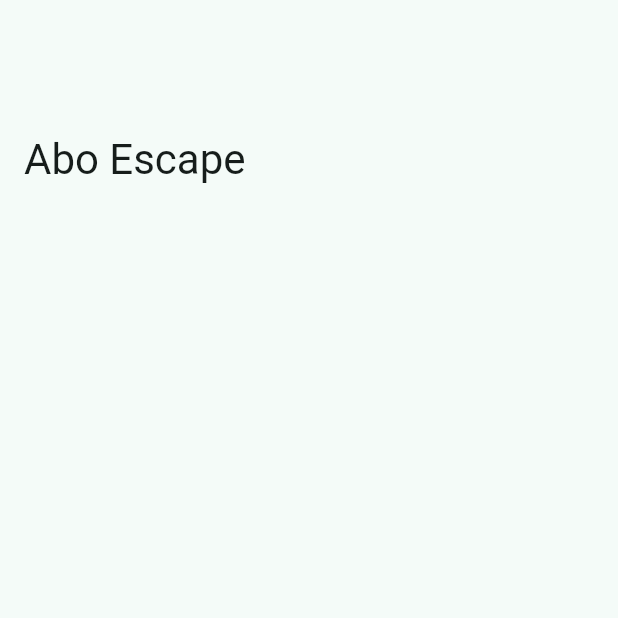
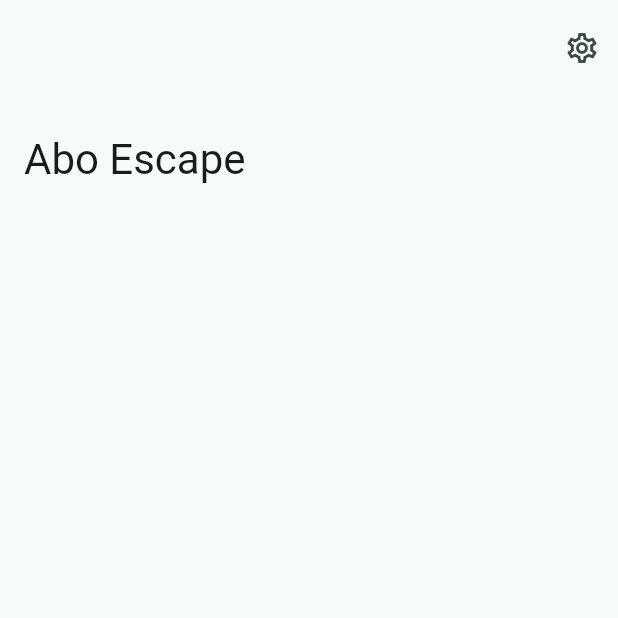
Before and after one commit to maestroDev3/AboEscape, a Flutter app: the screen it shows after launch, on a phone screen of 412 x 824 dp, the top half of it. Run offline on Flutter 3.47's test engine with Material 3 defaults, Android fonts, the phone set to English and light mode, and no system bars; our stand-ins replace shared_preferences; generated files the repository leaves out were written again.

```diff
--- a/lib/main.dart
+++ b/lib/main.dart
@@ -1,6 +1,7 @@
 import 'package:flutter/material.dart';
 import 'package:shared_preferences/shared_preferences.dart';
 
+import 'data/shared_preferences_settings_repository.dart';
 import 'data/shared_preferences_subscription_repository.dart';
 import 'ui/app.dart';
 
@@ -10,6 +11,7 @@ Future<void> main() async {
   runApp(
     AboEscapeApp(
       repository: SharedPreferencesSubscriptionRepository(preferences),
+      settings: SharedPreferencesSettingsRepository(preferences),
     ),
   );
 }
--- a/lib/ui/app.dart
+++ b/lib/ui/app.dart
@@ -1,6 +1,7 @@
 import 'package:flutter/material.dart';
 
 import '../domain/clock.dart';
+import '../domain/settings_repository.dart';
 import '../domain/subscription_repository.dart';
 import '../l10n/app_localizations.dart';
 import 'home_screen.dart';
@@ -11,11 +12,13 @@ import 'theme.dart';
 class AboEscapeApp extends StatelessWidget {
   const AboEscapeApp({
     required this.repository,
+    required this.settings,
     this.clock = DateTime.now,
     super.key,
   });
 
   final SubscriptionRepository repository;
+  final SettingsRepository settings;
   final Clock clock;
 
   @override
@@ -27,7 +30,11 @@ class AboEscapeApp extends StatelessWidget {
       themeMode: ThemeMode.system,
       localizationsDelegates: AppLocalizations.localizationsDelegates,
       supportedLocales: AppLocalizations.supportedLocales,
-      home: HomeScreen(repository: repository, clock: clock),
+      home: HomeScreen(
+        repository: repository,
+        settings: settings,
+        clock: clock,
+      ),
     );
   }
 }
--- a/lib/ui/format.dart
+++ b/lib/ui/format.dart
@@ -41,3 +41,8 @@ String formatAmountForInput(int cents, String locale) {
   final fraction = (cents % 100).toString().padLeft(2, '0');
   return '${cents ~/ 100}$separator$fraction';
 }
+
+/// Symbol of the currency [code] in [locale], e.g. `£` for `GBP`.
+String currencySymbol(String code, String locale) =>
+    NumberFormat.simpleCurrency(locale: _normalize(locale), name: code)
+        .currencySymbol;
--- a/lib/ui/home_screen.dart
+++ b/lib/ui/home_screen.dart
@@ -3,12 +3,14 @@ import 'package:flutter/material.dart';
 import '../domain/billing.dart';
 import '../domain/clock.dart';
 import '../domain/costs.dart';
+import '../domain/settings_repository.dart';
 import '../domain/subscription.dart';
 import '../domain/subscription_repository.dart';
 import '../l10n/app_localizations.dart';
 import 'cost_breakdown_screen.dart';
 import 'format.dart';
 import 'labels.dart';
+import 'settings_screen.dart';
 import 'subscription_form_screen.dart';
 
 /// Start screen listing the user's subscriptions, with an empty state until
@@ -16,11 +18,13 @@ import 'subscription_form_screen.dart';
 class HomeScreen extends StatefulWidget {
   const HomeScreen({
     required this.repository,
+    required this.settings,
     this.clock = DateTime.now,
     super.key,
   });
 
   final SubscriptionRepository repository;
+  final SettingsRepository settings;
   final Clock clock;
 
   @override
@@ -36,8 +40,20 @@ class _HomeScreenState extends State<HomeScreen> {
       MaterialPageRoute<void>(
         builder: (_) => SubscriptionFormScreen(
           repository: widget.repository,
+          settings: widget.settings,
           subscription: subscription,
           clock: widget.clock,
+        ),
+      ),
+    );
+  }
+
+  void _openSettings() {
+    Navigator.of(context).push(
+      MaterialPageRoute<void>(
+        builder: (_) => SettingsScreen(
+          settings: widget.settings,
+          subscriptions: widget.repository,
         ),
       ),
     );
@@ -70,7 +86,16 @@ class _HomeScreenState extends State<HomeScreen> {
           };
           return CustomScrollView(
             slivers: [
-              SliverAppBar.large(title: Text(localizations.appTitle)),
+              SliverAppBar.large(
+                title: Text(localizations.appTitle),
+                actions: [
+                  IconButton(
+                    onPressed: _openSettings,
+                    tooltip: localizations.settings,
+                    icon: const Icon(Icons.settings_outlined),
+                  ),
+                ],
+              ),
               if (subscriptions case final list? when list.isEmpty)
                 SliverFillRemaining(
                   hasScrollBody: false,
```
Also changed, not shown: lib/l10n/app_en.arb (+8 -0 lines), lib/ui/settings_screen.dart (added, +95 -0 lines), lib/ui/subscription_form_screen.dart (+10 -1 lines).
